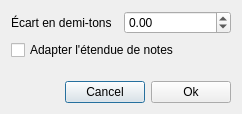
This is trunk/tools/dialog_transposition.ui in davy7125/polyphone as Qt 5 draws it before an edit. The edited form follows.
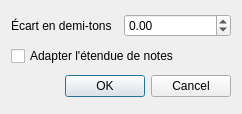
This is the edited form. Icons and pictures are not drawn.

Commit message: Doc updated for transposition tool

Patch:
```diff
--- a/trunk/tools/dialog_transposition.ui
+++ b/trunk/tools/dialog_transposition.ui
@@ -2,6 +2,9 @@
 <ui version="4.0">
  <class>DialogTransposition</class>
  <widget class="QDialog" name="DialogTransposition">
+  <property name="windowModality">
+   <enum>Qt::ApplicationModal</enum>
+  </property>
   <property name="geometry">
    <rect>
     <x>0</x>
@@ -18,6 +21,13 @@
     <normaloff>:/icones/icon</normaloff>:/icones/icon</iconset>
   </property>
   <layout class="QGridLayout" name="gridLayout">
+   <item row="1" column="0" colspan="2">
+    <widget class="QCheckBox" name="checkKeyRange">
+     <property name="text">
+      <string>Adapter l'étendue de notes</string>
+     </property>
+    </widget>
+   </item>
    <item row="0" column="1">
     <widget class="QDoubleSpinBox" name="spinTon">
      <property name="minimum">
@@ -35,57 +45,13 @@
      </property>
     </widget>
    </item>
-   <item row="3" column="0" colspan="2">
-    <layout class="QHBoxLayout" name="horizontalLayout">
-     <item>
-      <spacer name="horizontalSpacer">
-       <property name="orientation">
-        <enum>Qt::Horizontal</enum>
-       </property>
-       <property name="sizeHint" stdset="0">
-        <size>
-         <width>40</width>
-         <height>20</height>
-        </size>
-       </property>
-      </spacer>
-     </item>
-     <item>
-      <widget class="QPushButton" name="pushCancel">
-       <property name="text">
-        <string>Cancel</string>
-       </property>
-      </widget>
-     </item>
-     <item>
-      <widget class="QPushButton" name="pushOk">
-       <property name="text">
-        <string>Ok</string>
-       </property>
-      </widget>
-     </item>
-    </layout>
-   </item>
-   <item row="1" column="0" colspan="2">
-    <widget class="QCheckBox" name="checkKeyRange">
-     <property name="text">
-      <string>Adapter l'étendue de notes</string>
+   <item row="2" column="0" colspan="2">
+    <widget class="QDialogButtonBox" name="buttonBox">
+     <property name="standardButtons">
+      <set>QDialogButtonBox::Cancel|QDialogButtonBox::Ok</set>
      </property>
     </widget>
    </item>
-   <item row="2" column="0">
-    <spacer name="verticalSpacer">
-     <property name="orientation">
-      <enum>Qt::Vertical</enum>
-     </property>
-     <property name="sizeHint" stdset="0">
-      <size>
-       <width>20</width>
-       <height>40</height>
-      </size>
-     </property>
-    </spacer>
-   </item>
   </layout>
  </widget>
  <resources>
```
The commit also changes 14 other files.
